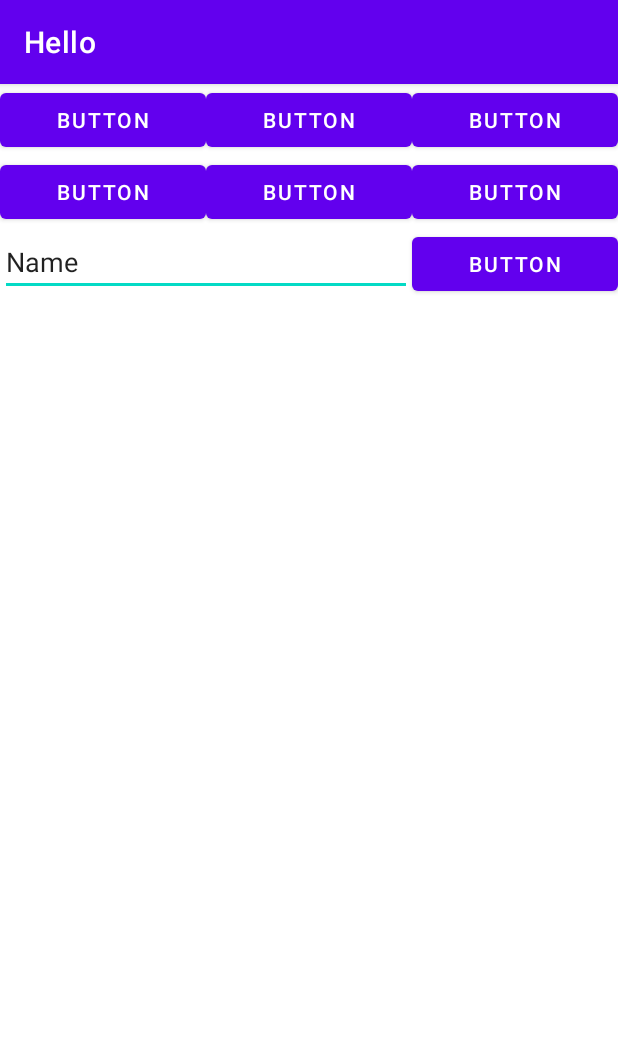
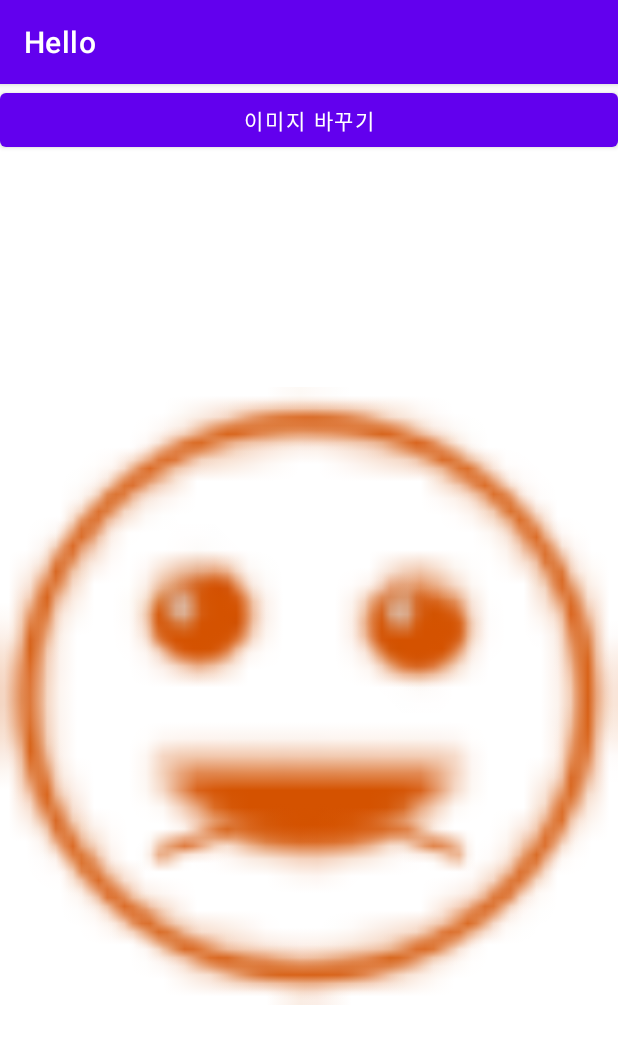
Before and after one commit to ilmntr/DoitAndroidStudio, an Android app: the screen it shows after launch (MainActivity), on a phone screen of 412 x 824 dp. Shown: the top 1044 px of the screen. Run offline under Robolectric (Android 15) with nearby library versions, the phone set to English and light mode, and no system bars.

Commit message:
delete all converted to LinearLayout added FrameLayout, 2 imageViews used setVisibility(), VISIBLE, INVISIBLE etc...

```diff
--- a/app/src/main/java/org/techtown/hello/MainActivity.java
+++ b/app/src/main/java/org/techtown/hello/MainActivity.java
@@ -1,33 +1,42 @@
 package org.techtown.hello;
 
-import android.content.Intent;
-import android.net.Uri;
 import android.os.Bundle;
 import android.view.View;
-import android.widget.Toast;
+import android.widget.ImageView;
 
 import androidx.appcompat.app.AppCompatActivity;
 
 public class MainActivity extends AppCompatActivity {
+    ImageView imageView;
+    ImageView imageView2;
+
+    int imageIndex = 0;
 
     @Override
     protected void onCreate(Bundle savedInstanceState) {
         super.onCreate(savedInstanceState);
         setContentView(R.layout.activity_main);
+
+        imageView = findViewById(R.id.imageView);
+        imageView2 = findViewById(R.id.imageView2);
     }
 
     public void onButton1Clicked(View v){
-        Toast.makeText(this,"확인1 버튼이 눌렸어요.", Toast.LENGTH_LONG).show();
+        changeImage();
     }
 
-    public void onButton2Clicked(View v){
-        Intent intent = new Intent(Intent.ACTION_VIEW, Uri.parse("https://m.naver.com"));
-        startActivity(intent);
+    public void changeImage(){
+        if(imageIndex == 0){
+            imageView.setVisibility(View.VISIBLE);
+            imageView2.setVisibility(View.INVISIBLE);
+
+            imageIndex = 1;
+
+        }else if(imageIndex == 1){
+            imageView.setVisibility(View.INVISIBLE);
+            imageView2.setVisibility(View.VISIBLE);
+
+            imageIndex = 0;
+        }
     }
-
-    public void onButton3Clicked(View v){
-        Intent intent = new Intent(Intent.ACTION_VIEW, Uri.parse("tel:010-1000-1000"));
-        startActivity(intent);
-    }
-
 }
--- a/app/src/main/res/layout/activity_main.xml
+++ b/app/src/main/res/layout/activity_main.xml
@@ -7,77 +7,27 @@
     android:orientation="vertical"
     tools:context=".MainActivity" >
 
-    <TableLayout
+    <Button
+        android:id="@+id/button"
         android:layout_width="match_parent"
-        android:layout_height="match_parent"
-        android:stretchColumns="0,1,2">
+        android:layout_height="wrap_content"
+        android:onClick="onButton1Clicked"
+        android:text="이미지 바꾸기" />
 
-        <TableRow
+    <FrameLayout
+        android:layout_width="match_parent"
+        android:layout_height="match_parent">
+
+        <ImageView
+            android:id="@+id/imageView"
             android:layout_width="match_parent"
-            android:layout_height="match_parent">
+            android:layout_height="match_parent"
+            app:srcCompat="@drawable/smile5_24" />
 
-            <Button
-                android:id="@+id/button11"
-                android:layout_width="wrap_content"
-                android:layout_height="wrap_content"
-                android:text="Button" />
-
-            <Button
-                android:id="@+id/button12"
-                android:layout_width="wrap_content"
-                android:layout_height="wrap_content"
-                android:text="Button" />
-
-            <Button
-                android:id="@+id/button13"
-                android:layout_width="wrap_content"
-                android:layout_height="wrap_content"
-                android:text="Button" />
-
-        </TableRow>
-
-        <TableRow
+        <ImageView
+            android:id="@+id/imageView2"
             android:layout_width="match_parent"
-            android:layout_height="match_parent">
-
-            <Button
-                android:id="@+id/button14"
-                android:layout_width="wrap_content"
-                android:layout_height="wrap_content"
-                android:text="Button" />
-
-            <Button
-                android:id="@+id/button15"
-                android:layout_width="wrap_content"
-                android:layout_height="wrap_content"
-                android:text="Button" />
-
-            <Button
-                android:id="@+id/button16"
-                android:layout_width="wrap_content"
-                android:layout_height="wrap_content"
-                android:text="Button" />
-        </TableRow>
-
-        <TableRow
-            android:layout_width="match_parent"
-            android:layout_height="match_parent">
-
-            <EditText
-                android:id="@+id/editTextTextPersonName"
-                android:layout_width="wrap_content"
-                android:layout_height="wrap_content"
-                android:layout_span="2"
-                android:ems="10"
-                android:inputType="textPersonName"
-                android:text="Name" />
-
-            <Button
-                android:id="@+id/button17"
-                android:layout_width="wrap_content"
-                android:layout_height="wrap_content"
-                android:text="Button" />
-        </TableRow>
-
-    </TableLayout>
+            android:layout_height="match_parent"
+            app:srcCompat="@drawable/smile2_48" />
+    </FrameLayout>
 </LinearLayout>
```
Also changed, not shown: app/src/main/res/drawable/smile2_48.png (added), app/src/main/res/drawable/smile5_24.png (added).
